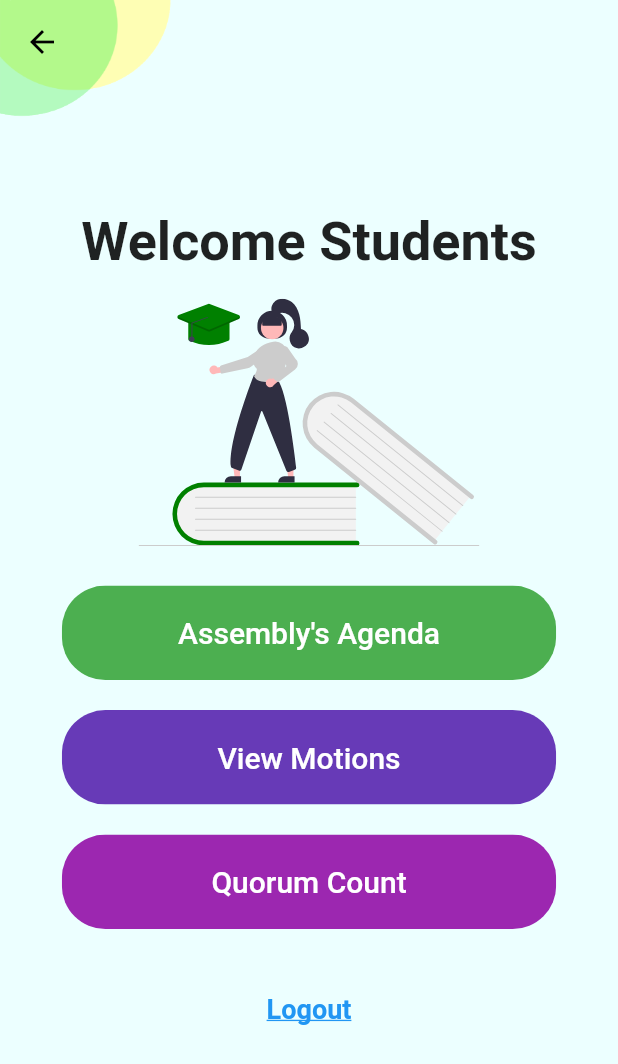
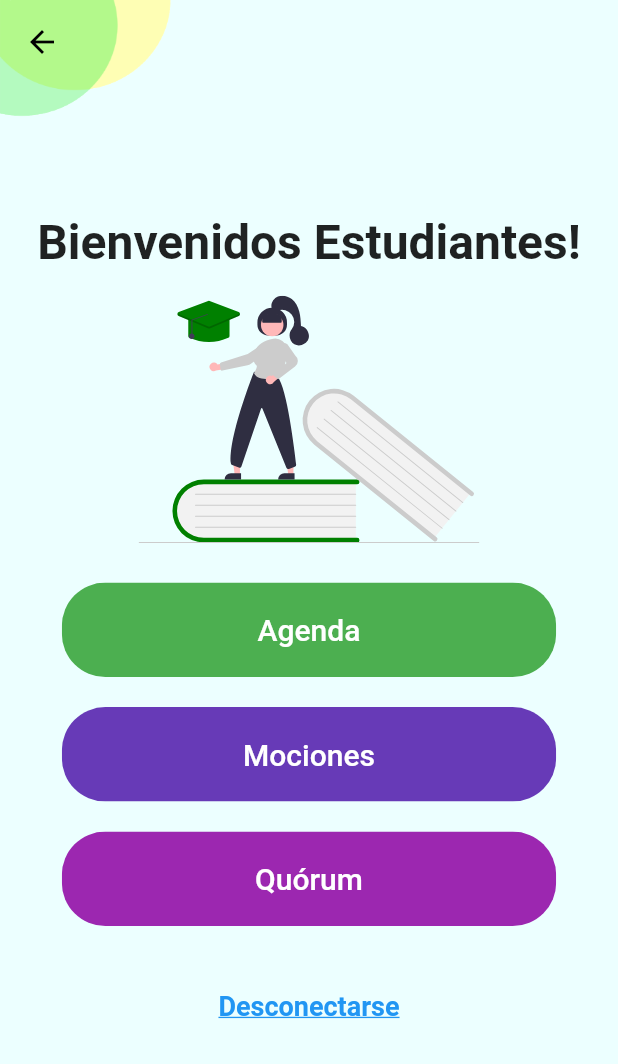
Before and after one commit to Jairo-RS/scan-n-vote, a Flutter app: the HomeBody screen opened directly with empty values, on a phone screen of 412 x 824 dp. Shown: the top 1064 px of the screen. Run offline on Flutter 3.47's test engine with Material 2 defaults, Android fonts, the light colour scheme and no system bars; our stand-ins replace bloc, equatable, flutter_bloc, flutter_secure_storage, flutter_svg; accounts and stored records are empty.

```diff
--- a/lib/models/voting_model.dart
+++ b/lib/models/voting_model.dart
@@ -25,7 +25,7 @@ class VotingModel {
         "csrfmiddlewaretoken": csrftoken,
         "username": username,
       };
-
+//for testing
   static Future<List<VotingModel>> browseCode() async {
     Uri url = Uri.parse(
         'https://run.mocky.io/v3/e67c33eb-0b81-4d55-9138-b7d850e3ee96');
--- a/lib/screens/home_page/components/home_body.dart
+++ b/lib/screens/home_page/components/home_body.dart
@@ -101,10 +101,10 @@ class _HomeBodyState extends State<HomeBody> {
                 mainAxisAlignment: MainAxisAlignment.center,
                 children: <Widget>[
                   Text(
-                    "Welcome Students",
+                    "Bienvenidos Estudiantes!",
                     style: TextStyle(
                       fontWeight: FontWeight.bold,
-                      fontSize: 36,
+                      fontSize: 32,
                     ),
                   ),
                   SizedBox(
@@ -116,7 +116,7 @@ class _HomeBodyState extends State<HomeBody> {
                   ),
                   SizedBox(height: size.height * 0.02),
                   RoundButton(
-                    text: "Assembly's Agenda",
+                    text: "Agenda",
                     color: Colors.green,
                     textColor: Colors.white,
                     press: () {
@@ -131,7 +131,7 @@ class _HomeBodyState extends State<HomeBody> {
                     },
                   ),
                   RoundButton(
-                    text: "View Motions",
+                    text: "Mociones",
                     color: Colors.deepPurple,
                     textColor: Colors.white,
                     press: () {
@@ -149,7 +149,7 @@ class _HomeBodyState extends State<HomeBody> {
                     },
                   ),
                   RoundButton(
-                    text: "Quorum Count",
+                    text: "Quórum",
                     color: Colors.purple,
                     textColor: Colors.white,
                     press: () {
@@ -175,9 +175,9 @@ class _HomeBodyState extends State<HomeBody> {
                               context: context,
                               builder: (context) {
                                 return AlertDialog(
-                                  title: Text("Logout"),
+                                  title: Text("Terminar Sesión"),
                                   content: Text(
-                                      'Are you sure you want to logout? \n'),
+                                      '¿Desea desconectarse de su cuenta? \n'),
                                   actions: [
                                     TextButton(
                                         //No Button
@@ -215,13 +215,13 @@ class _HomeBodyState extends State<HomeBody> {
                                             ),
                                           );
                                         },
-                                        child: Text("Yes"))
+                                        child: Text("Si"))
                                   ],
                                 );
                               });
                         },
                         child: Text(
-                          "Logout",
+                          "Desconectarse",
                           style: TextStyle(
                             fontSize: 18,
                             color: Colors.blue,
--- a/lib/screens/results/components/results_body.dart
+++ b/lib/screens/results/components/results_body.dart
@@ -205,17 +205,17 @@ class _ResultsBodyState extends State<ResultsBody> {
     // A favor = En Contra
     else if ((aFavor) == (enContra) && (aFavor) > (abstenido)) {
       result =
-          "No hay decision en mocion por empate a $aFavor votos a favor y en contra\n";
+          "No hay decision en mocion por empate a $aFavor votos a favor y en contra.\n";
     }
     // A favor = abstenido
     else if ((aFavor) == (abstenido) && (aFavor) > (enContra)) {
       result =
-          "No hay decision en mocion por empate a $aFavor votos a favor y abstenidos\n";
+          "No hay decision en mocion por empate a $aFavor votos a favor y abstenidos.\n";
     }
     // Abstenido = en contra
     else if ((enContra) == (abstenido) && (enContra) > (abstenido)) {
       result =
-          "No hay decision en mocion por empate a $enContra votos en contra y abstenidos\n";
+          "No hay decision en mocion por empate a $enContra votos en contra y abstenidos.\n";
     }
     //Triple empate
     else if ((enContra) == (abstenido) && (enContra) == (aFavor)) {
```
Also changed, not shown: lib/screens/motions/components/motions_body.dart (+5 -5 lines), lib/screens/voting/components/voting_body.dart (+28 -54 lines), lib/screens/waiting/components/waiting_body.dart (+5 -5 lines).
